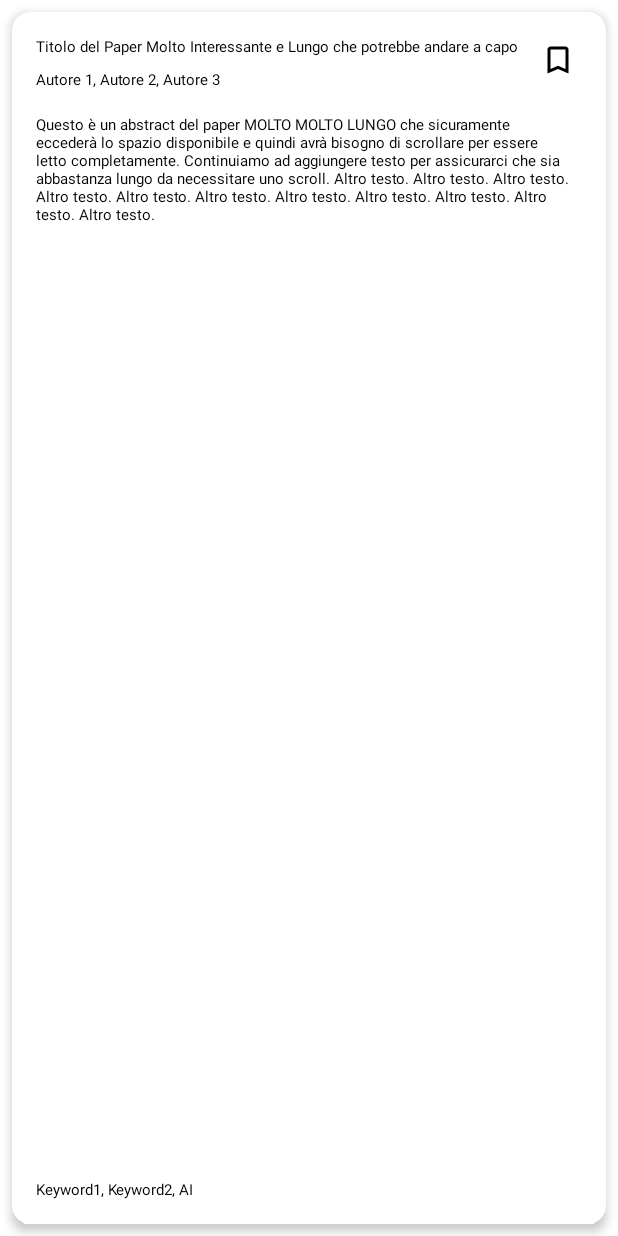
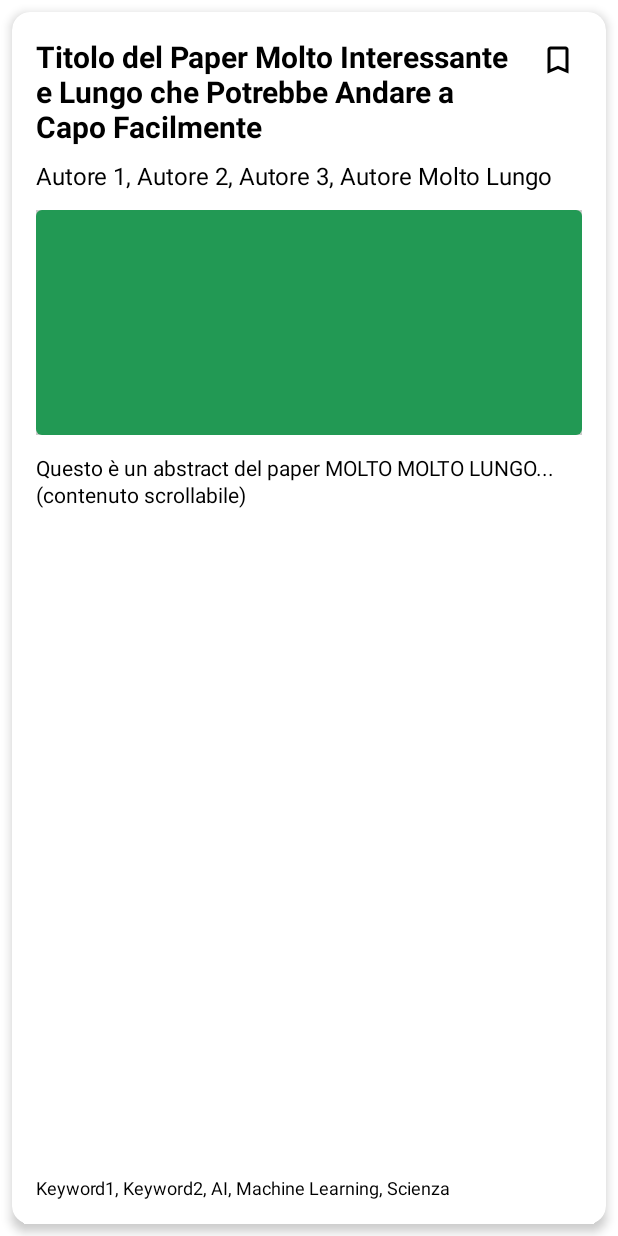
Before and after one commit to andreaturchet/PaperGram, an Android app: the layout item_paper_card.xml on its own in the app's theme, with its tools: preview values and no code run, on a phone screen of 412 x 824 dp. Run offline under Robolectric (Android 15) with nearby library versions, the phone set to English and light mode, and no system bars.

```diff
--- a/app/build.gradle.kts
+++ b/app/build.gradle.kts
@@ -1,6 +1,8 @@
 plugins {
     alias(libs.plugins.android.application)
     alias(libs.plugins.kotlin.android)
+    id("kotlin-parcelize")
+    alias(libs.plugins.androidx.navigation.safeargs.kotlin)
 }
 
 android {
--- a/app/src/main/AndroidManifest.xml
+++ b/app/src/main/AndroidManifest.xml
@@ -1,7 +1,9 @@
 <?xml version="1.0" encoding="utf-8"?>
 <manifest xmlns:android="http://schemas.android.com/apk/res/android"
     xmlns:tools="http://schemas.android.com/tools">
+
     <uses-permission android:name="android.permission.INTERNET" />
+
     <application
         android:allowBackup="true"
         android:dataExtractionRules="@xml/data_extraction_rules"
@@ -11,17 +13,15 @@
         android:roundIcon="@mipmap/ic_launcher_round"
         android:supportsRtl="true"
         android:theme="@style/Theme.PaperGram"
-        tools:targetApi="31">
+        android:usesCleartextTraffic="true"  tools:targetApi="31">
         <activity
             android:name=".MainActivity"
             android:exported="true"
             android:theme="@style/Theme.PaperGram.NoActionBar">
             <intent-filter>
                 <action android:name="android.intent.action.MAIN" />
-
                 <category android:name="android.intent.category.LAUNCHER" />
             </intent-filter>
         </activity>
     </application>
-
 </manifest>
--- /dev/null
+++ b/app/src/main/res/drawable/placeholder_paper_image.xml
@@ -0,0 +1,5 @@
+<?xml version="1.0" encoding="utf-8"?>
+<shape xmlns:android="http://schemas.android.com/apk/res/android"
+    android:shape="rectangle">
+    <solid android:color="#229954"/> <corners android:radius="4dp"/>
+</shape>
--- a/app/src/main/res/layout/item_paper_card.xml
+++ b/app/src/main/res/layout/item_paper_card.xml
@@ -2,7 +2,8 @@
 <com.google.android.material.card.MaterialCardView xmlns:android="http://schemas.android.com/apk/res/android"
     xmlns:tools="http://schemas.android.com/tools"
     xmlns:app="http://schemas.android.com/apk/res-auto"
-    style="?attr/materialCardViewFilledStyle" android:layout_width="match_parent"
+    style="?attr/materialCardViewFilledStyle"
+    android:layout_width="match_parent"
     android:layout_height="match_parent"
     android:layout_marginStart="8dp"
     android:layout_marginEnd="8dp"
@@ -10,6 +11,7 @@
     android:layout_marginBottom="8dp"
     app:cardElevation="4dp"
     app:cardCornerRadius="12dp">
+
     <androidx.constraintlayout.widget.ConstraintLayout
         android:layout_width="match_parent"
         android:layout_height="match_parent"
@@ -20,11 +22,12 @@
             android:layout_width="0dp"
             android:layout_height="wrap_content"
             android:textAppearance="?attr/textAppearanceHeadlineSmall"
+            android:textSize="20sp" android:textStyle="bold"
             app:layout_constraintStart_toStartOf="parent"
             app:layout_constraintTop_toTopOf="parent"
             app:layout_constraintEnd_toStartOf="@+id/imageButtonSave"
             android:layout_marginEnd="8dp"
-            tools:text="Titolo del Paper Molto Interessante e Lungo che potrebbe andare a capo" />
+            tools:text="Titolo del Paper Molto Interessante e Lungo che Potrebbe Andare a Capo Facilmente" />
 
         <ImageButton
             android:id="@+id/imageButtonSave"
@@ -41,20 +44,29 @@
             android:id="@+id/textViewAuthors"
             android:layout_width="0dp"
             android:layout_height="wrap_content"
-            android:textAppearance="?attr/textAppearanceTitleMedium"
+            android:textAppearance="?attr/textAppearanceTitleSmall" android:textSize="16sp"
             android:layout_marginTop="8dp"
             app:layout_constraintStart_toStartOf="parent"
             app:layout_constraintTop_toBottomOf="@+id/textViewTitle"
             app:layout_constraintEnd_toEndOf="parent"
-            tools:text="Autore 1, Autore 2, Autore 3" />
+            tools:text="Autore 1, Autore 2, Autore 3, Autore Molto Lungo" />
 
-        <ScrollView
+        <ImageView
+            android:id="@+id/imageViewPaper"
+            android:layout_width="0dp"
+            android:layout_height="150dp" android:layout_marginTop="12dp"
+            android:scaleType="centerCrop"
+            android:src="@drawable/placeholder_paper_image" android:contentDescription="Immagine del paper"
+            app:layout_constraintTop_toBottomOf="@+id/textViewAuthors"
+            app:layout_constraintStart_toStartOf="parent"
+            app:layout_constraintEnd_toEndOf="parent"
+            tools:background="#CCCCCC"/> <ScrollView
         android:id="@+id/scrollViewAbstract"
         android:layout_width="0dp"
         android:layout_height="0dp"
-            android:layout_marginTop="16dp"
+        android:layout_marginTop="12dp"
         android:layout_marginBottom="8dp"
-            app:layout_constraintTop_toBottomOf="@+id/textViewAuthors"
+        app:layout_constraintTop_toBottomOf="@+id/imageViewPaper"
         app:layout_constraintBottom_toTopOf="@+id/textViewKeywords"
         app:layout_constraintStart_toStartOf="parent"
         app:layout_constraintEnd_toEndOf="parent"
@@ -65,7 +77,9 @@
             android:layout_width="match_parent"
             android:layout_height="wrap_content"
             android:textAppearance="?attr/textAppearanceBodyMedium"
-                tools:text="Questo è un abstract del paper MOLTO MOLTO LUNGO che sicuramente eccederà lo spazio disponibile e quindi avrà bisogno di scrollare per essere letto completamente. Continuiamo ad aggiungere testo per assicurarci che sia abbastanza lungo da necessitare uno scroll. Altro testo. Altro testo. Altro testo. Altro testo. Altro testo. Altro testo. Altro testo. Altro testo. Altro testo. Altro testo. Altro testo." />
+            android:textSize="14sp"
+            android:lineSpacingMultiplier="1.1"
+            tools:text="Questo è un abstract del paper MOLTO MOLTO LUNGO... (contenuto scrollabile)" />
     </ScrollView>
 
         <TextView
@@ -73,11 +87,12 @@
             android:layout_width="0dp"
             android:layout_height="wrap_content"
             android:textAppearance="?attr/textAppearanceLabelMedium"
+            android:textSize="12sp"
             android:layout_marginTop="8dp"
             app:layout_constraintStart_toStartOf="parent"
             app:layout_constraintEnd_toEndOf="parent"
             app:layout_constraintBottom_toBottomOf="parent"
-            tools:text="Keyword1, Keyword2, AI" />
+            tools:text="Keyword1, Keyword2, AI, Machine Learning, Scienza" />
 
     </androidx.constraintlayout.widget.ConstraintLayout>
 
--- a/app/src/main/res/values/strings.xml
+++ b/app/src/main/res/values/strings.xml
@@ -11,4 +11,6 @@
     <string name="menu_gallery">Gallery</string>
     <string name="menu_slideshow">Slideshow</string>
     <string name="salva_paper">Salva paper</string>
+    <string name="published_on">Pubblicato il: %1$s</string>
+    <string name="title_paper_detail">Dettaglio Paper</string>
 </resources>
--- a/gradle/libs.versions.toml
+++ b/gradle/libs.versions.toml
@@ -17,6 +17,7 @@ okhttp = "4.12.0"
 recyclerview = "1.4.0"
 retrofit = "2.9.0"
 viewpager2 = "1.1.0"
+navigationSafeargs = "2.7.7"
 
 [libraries]
 androidx-core-ktx = { group = "androidx.core", name = "core-ktx", version.ref = "coreKtx" }
@@ -42,3 +43,4 @@ retrofit = { module = "com.squareup.retrofit2:retrofit", version.ref = "retrofit
 [plugins]
 android-application = { id = "com.android.application", version.ref = "agp" }
 kotlin-android = { id = "org.jetbrains.kotlin.android", version.ref = "kotlin" }
+androidx-navigation-safeargs-kotlin = { id = "androidx.navigation.safeargs.kotlin", version.ref = "navigationSafeargs" }
```
Also changed, not shown: app/src/main/java/com/ciwrl/papergram/data/model/Paper.kt (+10 -2 lines), app/src/main/java/com/ciwrl/papergram/ui/adapter/PaperAdapter.kt (+14 -2 lines), app/src/main/java/com/ciwrl/papergram/ui/detail/PaperDetailFragment.kt (added, +90 -0 lines), app/src/main/java/com/ciwrl/papergram/ui/home/FeedFragment.kt (+9 -1 lines), app/src/main/java/com/ciwrl/papergram/ui/home/HomeViewModel.kt (+32 -5 lines), app/src/main/res/layout/fragment_paper_detail.xml (added, +107 -0 lines), app/src/main/res/navigation/mobile_navigation.xml (+16 -1 lines). Lines whose indentation alone changed are shown as unchanged.
